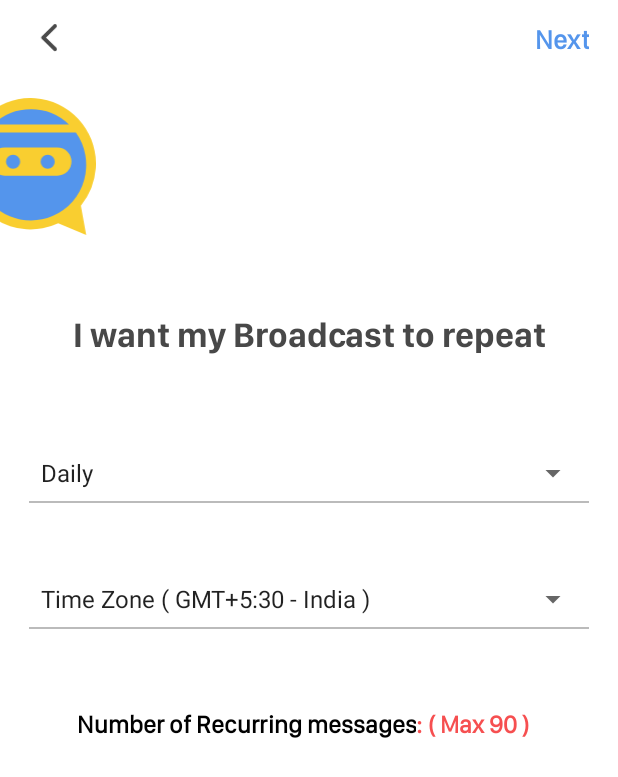
After one commit to cloudSAGAR/ContactNinja, an Android app: the Broadcast_to_repeat screen opened directly, with no data from a screen before it, on a phone screen of 412 x 824 dp. The commit adds this screen. Shown: the top 777 px of the screen. Run offline under Robolectric (Android 15) with nearby library versions, the phone set to English and light mode, and no system bars; our stand-ins replace sdp/ssp sizes.

Commit message:
Problem Solve

```diff
--- a/app/build.gradle
+++ b/app/build.gradle
@@ -108,6 +108,8 @@ dependencies {
 
     implementation 'com.makeramen:roundedimageview:2.3.0'
     implementation 'androidx.recyclerview:recyclerview:1.1.0'
+    implementation 'com.archit.calendar:awesome-calendar:2.0.0'
+
 
 
 
--- /dev/null
+++ b/app/src/main/java/com/contactninja/Broadcast_Activity/Broadcast_to_repeat.java
@@ -0,0 +1,102 @@
+package com.contactninja.Broadcast_Activity;
+
+import androidx.appcompat.app.AppCompatActivity;
+
+import android.os.Bundle;
+import android.util.Log;
+import android.view.View;
+import android.widget.AdapterView;
+import android.widget.ArrayAdapter;
+import android.widget.ImageView;
+import android.widget.Spinner;
+import android.widget.TextView;
+
+import com.contactninja.R;
+
+public class Broadcast_to_repeat extends AppCompatActivity {
+
+    ImageView iv_back,iv_more;
+    TextView save_button;
+    Spinner day_spinner,time_spinner;
+    String day_txt="",time_txt="";
+
+
+
+    @Override
+    protected void onCreate(Bundle savedInstanceState) {
+        super.onCreate(savedInstanceState);
+        setContentView(R.layout.activity_broadcast_to_repeat);
+        IntentUI();
+
+        setSpinner_data();
+
+    }
+
+    private void setSpinner_data() {
+        ArrayAdapter<CharSequence> adapter = new ArrayAdapter<>(this, android.R.layout.simple_spinner_item, getResources().getStringArray(R.array.broadcast_repeat_list));
+        adapter.setDropDownViewResource(android.R.layout.simple_spinner_dropdown_item);
+        day_spinner.setAdapter(adapter);
+
+        ArrayAdapter<CharSequence> TimeAdapter = new ArrayAdapter<>(this, android.R.layout.simple_spinner_item, getResources().getStringArray(R.array.broadcste_time_list));
+        TimeAdapter.setDropDownViewResource(android.R.layout.simple_spinner_dropdown_item);
+        time_spinner.setAdapter(TimeAdapter);
+
+        day_spinner.setOnItemSelectedListener(new AdapterView.OnItemSelectedListener() {
+            @Override
+            public void onItemSelected(AdapterView<?> adapterView, View view, int i, long l) {
+                day_txt=String.valueOf(day_spinner.getSelectedItem());
+                if (day_txt.equals("Daily"))
+                {
+
+
+                }
+                else if (day_txt.equals("Weekly"))
+                {
+
+                }
+                else if (day_txt.equals("Monthly"))
+                {
+
+                }
+                else if (day_txt.equals("Does Not Repeat"))
+                {
+
+                }
+                else {
+
+                }
+               Log.e("Text is ",day_txt);
+            }
+
+            @Override
+            public void onNothingSelected(AdapterView<?> adapterView) {
+
+            }
+        });
+
+        time_spinner.setOnItemSelectedListener(new AdapterView.OnItemSelectedListener() {
+            @Override
+            public void onItemSelected(AdapterView<?> adapterView, View view, int i, long l) {
+                time_txt=String.valueOf(time_spinner.getSelectedItem());
+                Log.e("Text is ",time_txt);
+            }
+
+            @Override
+            public void onNothingSelected(AdapterView<?> adapterView) {
+
+            }
+        });
+    }
+
+    private void IntentUI() {
+        iv_back=findViewById(R.id.iv_back);
+        save_button=findViewById(R.id.save_button);
+        save_button.setVisibility(View.VISIBLE);
+        save_button.setText("Next");
+        iv_more=findViewById(R.id.iv_more);
+        iv_more.setVisibility(View.GONE);
+        day_spinner=findViewById(R.id.day_spinner);
+        time_spinner=findViewById(R.id.time_spinner);
+
+    }
+}
--- a/app/src/main/java/com/contactninja/ContectListAdapter.java
+++ b/app/src/main/java/com/contactninja/ContectListAdapter.java
@@ -58,6 +58,7 @@ public class ContectListAdapter extends RecyclerView.Adapter<RecyclerView.ViewHo
             case LOADING:
                 View viewLoading = inflater.inflate(R.layout.item_progress, parent, false);
                 viewHolder = new ContectListAdapter.LoadingViewHolder(viewLoading);
+
                 break;
         }
         return viewHolder;
@@ -160,7 +161,7 @@ public class ContectListAdapter extends RecyclerView.Adapter<RecyclerView.ViewHo
 
             case LOADING:
                 ContectListAdapter.LoadingViewHolder loadingViewHolder = (ContectListAdapter.LoadingViewHolder) holder;
-                loadingViewHolder.progressBar.setVisibility(View.VISIBLE);
+                loadingViewHolder.progressBar.setVisibility(View.GONE);
                 break;
         }
     }
--- a/app/src/main/java/com/contactninja/Fragment/Broadcast_Frgment/Broadcste_Contect_Fragment.java
+++ b/app/src/main/java/com/contactninja/Fragment/Broadcast_Frgment/Broadcste_Contect_Fragment.java
@@ -471,6 +471,8 @@ public class Broadcste_Contect_Fragment extends Fragment  {
                     userDetails.remove(position);
                     topUserListDataAdapter=new TopUserListDataAdapter(getActivity(),getActivity(),select_contectListData);
                     add_contect_list.setAdapter(topUserListDataAdapter);
+                    sessionManager.setContectList_broadcste(getActivity(),new ArrayList<>());
+                    sessionManager.setContectList_broadcste(getActivity(),select_contectListData);
                    // topUserListDataAdapter.notifyDataSetChanged();
 
 
@@ -820,6 +822,8 @@ public class Broadcste_Contect_Fragment extends Fragment  {
                                 //topUserListDataAdapter.notifyDataSetChanged();
                                 num_count.setText(select_contectListData.size()+" Contact Selcted");
                                 contacts.get(position).setFlag("false");
+                                sessionManager.setContectList_broadcste(getActivity(),new ArrayList<>());
+                                sessionManager.setContectList_broadcste(getActivity(),select_contectListData);
 
 
 
@@ -845,6 +849,8 @@ public class Broadcste_Contect_Fragment extends Fragment  {
                                 Log.e("Size is",new Gson().toJson(select_contectListData));
                                 num_count.setText(select_contectListData.size()+" Contact Selcted");
                                 contacts.get(position).setFlag("true");
+                                sessionManager.setContectList_broadcste(getActivity(),new ArrayList<>());
+                                sessionManager.setContectList_broadcste(getActivity(),select_contectListData);
 
 
                             }
--- a/app/src/main/java/com/contactninja/MainActivity.java
+++ b/app/src/main/java/com/contactninja/MainActivity.java
@@ -424,6 +424,7 @@ public class MainActivity extends AppCompatActivity implements View.OnClickListe
             public void onClick(View v) {
                 Intent intent=new Intent(getApplicationContext(), Broadcst_Activty.class);
                 startActivity(intent);
+                finish();
 
             }
         });
--- /dev/null
+++ b/app/src/main/res/layout/activity_broadcast_to_repeat.xml
@@ -0,0 +1,125 @@
+<?xml version="1.0" encoding="utf-8"?>
+<androidx.constraintlayout.widget.ConstraintLayout xmlns:android="http://schemas.android.com/apk/res/android"
+    xmlns:tools="http://schemas.android.com/tools"
+    android:layout_width="match_parent"
+    android:layout_height="match_parent"
+    android:background="@color/white"
+    tools:context=".Auth.Thankyou_Screen">
+
+    <LinearLayout
+        android:id="@+id/linearLayout"
+        android:layout_width="match_parent"
+        android:layout_height="match_parent"
+        android:orientation="vertical">
+
+        <include layout="@layout/toolbar"></include>
+
+        <LinearLayout
+            android:layout_width="match_parent"
+            android:layout_height="wrap_content">
+
+            <ImageView
+                android:layout_width="@dimen/_70sdp"
+                android:layout_height="@dimen/_70sdp"
+                android:layout_marginStart="-25dp"
+                android:layout_marginTop="@dimen/_10sdp"
+                android:src="@drawable/ic_group_otp_logo"
+                tools:ignore="ContentDescription" />
+
+
+        </LinearLayout>
+
+        <TextView
+            style="@style/tv_bold"
+            android:layout_width="match_parent"
+            android:layout_height="wrap_content"
+            android:layout_marginTop="@dimen/_40sdp"
+            android:gravity="center"
+            android:text="@string/daily_text"
+            android:textColor="@color/text_welcome"
+            android:textSize="@dimen/_18sdp"
+            >
+
+        </TextView>
+
+        <Spinner
+
+            android:id="@+id/day_spinner"
+            android:layout_width="fill_parent"
+            android:layout_height="wrap_content"
+            android:layout_marginStart="@dimen/_15sdp"
+            android:layout_marginTop="@dimen/_50sdp"
+            android:layout_marginEnd="@dimen/_15sdp"
+            tools:listitem="@android:layout/simple_spinner_item" />
+
+        <View
+            android:layout_marginTop="@dimen/_5sdp"
+            android:layout_width="match_parent"
+            android:layout_height="1dp"
+            android:layout_marginStart="@dimen/_15sdp"
+            android:layout_marginEnd="@dimen/_15sdp"
+            android:background="@color/spinner">
+
+        </View>
+
+
+        <Spinner
+
+            android:id="@+id/time_spinner"
+            android:layout_width="fill_parent"
+            android:layout_height="wrap_content"
+            android:layout_marginStart="@dimen/_15sdp"
+            android:layout_marginTop="@dimen/_40sdp"
+            android:layout_marginEnd="@dimen/_15sdp"
+            tools:listitem="@android:layout/simple_spinner_item" />
+
+        <View
+            android:layout_marginTop="@dimen/_5sdp"
+            android:layout_width="match_parent"
+            android:layout_height="1dp"
+            android:layout_marginStart="@dimen/_15sdp"
+            android:layout_marginEnd="@dimen/_15sdp"
+            android:background="@color/spinner">
+
+        </View>
+
+        <LinearLayout
+            android:weightSum="1"
+            android:gravity="center"
+            android:layout_marginTop="@dimen/_40sdp"
+            android:orientation="horizontal"
+            android:layout_marginEnd="@dimen/_35sdp"
+            android:layout_marginStart="@dimen/_15sdp"
+            android:layout_gravity="center"
+            android:layout_width="match_parent"
+            android:layout_height="wrap_content">
+            <TextView
+                android:layout_weight="1"
+                style="@style/tv_regular"
+                android:layout_width="match_parent"
+                android:layout_height="wrap_content"
+                android:gravity="center|end"
+                android:text="@string/number_text"
+                android:textColor="@color/black"
+                android:textSize="@dimen/_13sdp"
+                android:textStyle="bold">
+
+            </TextView>
+            <TextView
+                style="@style/tv_regular"
+                android:layout_width="wrap_content"
+                android:layout_height="wrap_content"
+                android:gravity="center|left"
+                android:text= "@string/number_text1"
+                android:textColor="@color/red"
+                android:textSize="@dimen/_13sdp"
+                android:textStyle="bold">
+
+            </TextView>
+        </LinearLayout>
+
+
+    </LinearLayout>
+
+
+</androidx.constraintlayout.widget.ConstraintLayout>
--- a/app/src/main/res/values/colors.xml
+++ b/app/src/main/res/values/colors.xml
@@ -48,6 +48,8 @@
     <color name="min_text">#8E909B</color>
     <color name="lineView">#D8D8D8</color>
     <color name="linkView_border">#9B9B9B</color>
+    <color name="spinner">#BBBBBB</color>
+
 
 
 
--- a/app/src/main/res/values/strings.xml
+++ b/app/src/main/res/values/strings.xml
@@ -164,6 +164,8 @@ Number</string>
     <string name="text_ok">password has been sent \n to your register email</string>
     <string name="link_click">your link is attached</string>
     <string name="type_message">Type your message here…</string>
+    <string name="error_opps">Oops</string>\
+    <string name="brodcaste_tank_you">Your Broadcast \n has been sent!</string>
     <string name="broadcast_Send_Now">Send Now</string>
     <string name="broadcast_Schedule">Schedule</string>
 
@@ -172,6 +174,9 @@ Number</string>
         <item>Weekly</item>
         <item>Monthly</item>
         <item>Does Not Repeat</item>
+    </array>
+    <array name="broadcste_time_list">
+        <item>Time Zone ( GMT+5:30 - India )</item>
     </array>
 
     <array name="broadcast_days">
@@ -183,4 +188,9 @@ Number</string>
         <item>Friday</item>
         <item>Saturday</item>
     </array>
+
+    <string name="daily_text">I want my Broadcast to repeat</string>
+
+    <string name="number_text">Number of Recurring messages </string>
+    <string name="number_text1"> :  ( Max 90 )</string>
 </resources>
--- a/build.gradle
+++ b/build.gradle
@@ -4,6 +4,9 @@ buildscript {
         google()
         mavenCentral()
         maven { url "https://maven.google.com" }
+        maven {
+            url "https://jitpack.io"
+        }
     }
     dependencies {
        /* classpath 'com.android.tools.build:gradle:4.2.2'
@@ -21,6 +24,9 @@ allprojects {
         // Check that you have Google's Maven repository (if not, add it).
         google()
         maven { url "https://maven.google.com" }
+        maven {
+            url "https://jitpack.io"
+        }
     }
 }
 task clean(type: Delete) {
```
Also changed, not shown: app/src/main/AndroidManifest.xml (+13 -4 lines), app/src/main/java/com/contactninja/Auth/LoginActivity.java (+23 -1 lines), app/src/main/java/com/contactninja/Broadcast_Activity/Broadcast_date_select.java (added, +30 -0 lines), app/src/main/java/com/contactninja/Broadcast_Activity/Brodcsast_Tankyou.java (added, +39 -0 lines), app/src/main/java/com/contactninja/Fragment/Broadcast_Frgment/Broadcast_Group_Fragment.java (+22 -5 lines), app/src/main/java/com/contactninja/Fragment/Broadcast_Frgment/Broadcst_Activty.java (+26 -8 lines), app/src/main/java/com/contactninja/Model/Broadcast_Data.java (added, +33 -0 lines), app/src/main/java/com/contactninja/Utils/SessionManager.java (+71 -1 lines), app/src/main/res/layout/activity_broadcast_date_select.xml (added, +21 -0 lines), app/src/main/res/layout/activity_brodcsast_tankyou.xml (added, +40 -0 lines).
